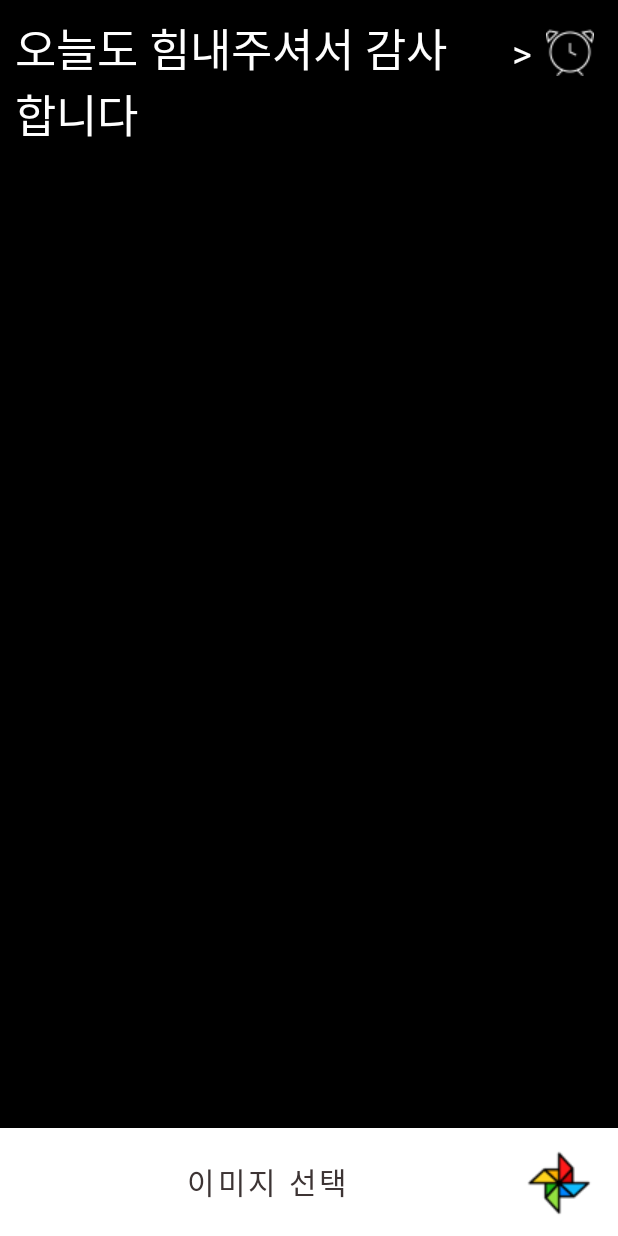
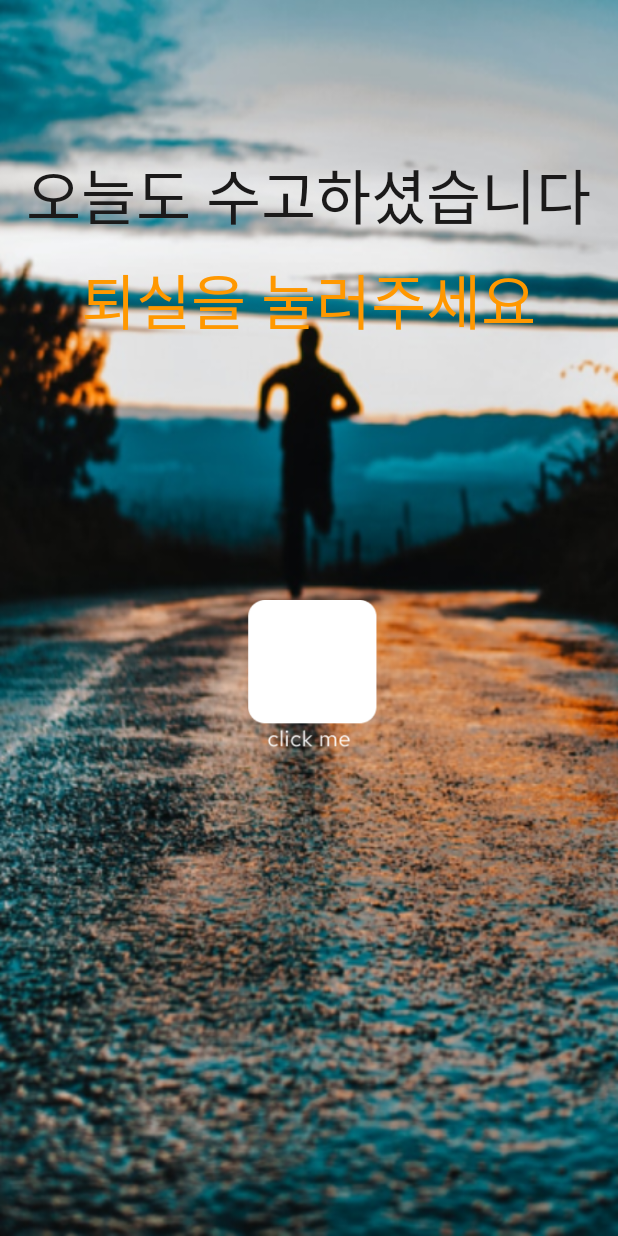
Before and after one commit to Jamong435/LifeNack, an Android app: the AlarmTimeViewActivity screen opened directly, with no data from a screen before it, on a phone screen of 412 x 824 dp. Run offline under Robolectric (Android 15) with nearby library versions, the phone set to English and light mode, and no system bars.

```diff
--- a/app/src/main/res/layout/activity_alarm_time_view.xml
+++ b/app/src/main/res/layout/activity_alarm_time_view.xml
@@ -1,70 +1,41 @@
 <?xml version="1.0" encoding="utf-8"?>
-<androidx.appcompat.widget.LinearLayoutCompat xmlns:android="http://schemas.android.com/apk/res/android"
+<RelativeLayout xmlns:android="http://schemas.android.com/apk/res/android"
     xmlns:app="http://schemas.android.com/apk/res-auto"
     xmlns:tools="http://schemas.android.com/tools"
-    android:layout_width="fill_parent"
-    android:layout_height="fill_parent"
+    android:layout_width="match_parent"
+    android:layout_height="match_parent"
     tools:context=".AlarmTimeViewActivity"
-    android:orientation="vertical"
-    android:background="@color/black">
+    android:background="@drawable/back1">
 
-<LinearLayout
-    android:layout_width="fill_parent"
-    android:layout_height="0dp"
-    android:orientation="horizontal"
-    android:layout_weight="1.5">
+
     <TextView
-        android:id="@+id/text"
+        android:id="@+id/aa"
         android:layout_width="wrap_content"
         android:layout_height="wrap_content"
-        android:layout_weight="1"
-        android:fontFamily="@font/bingle"
-        android:paddingLeft="10dp"
-        android:paddingTop="10dp"
-        android:textColor="@color/white"
-        android:text="오늘도 힘내주셔서 감사합니다"
-        android:textSize="30dp"
-        />
-    <Button
-        android:text=">"
-        android:textSize="25dp"
-        android:textColor="@color/white"
-        android:backgroundTint="#00ff0000"
-        android:drawableRight="@drawable/time"
-        android:drawableTint="@color/white"
-        android:fontFamily="@font/bingle"
+        android:layout_centerHorizontal="true"
+        android:layout_marginTop="100dp"
+        android:textColor="#1B1A1A"
+        android:textSize="40dp"
+        android:text="오늘도 수고하셨습니다"
+        android:fontFamily="@font/bingle"/>
+    <TextView
         android:layout_width="wrap_content"
         android:layout_height="wrap_content"
-        android:onClick="clickbtn"/>
-</LinearLayout>
+        android:text="퇴실을 눌러주세요"
+        android:textSize="40dp"
+        android:layout_marginTop="10dp"
+        android:textColor="#FF9800"
+        android:fontFamily="@font/bingle"
+        android:layout_below="@+id/aa"
+        android:layout_centerHorizontal="true"/>
 
-
-    <ImageView
-        android:id="@+id/imageView"
-        android:layout_width="fill_parent"
-        android:layout_height="0dp"
-        android:layout_weight="9"
-
+    <Button
+        android:layout_marginTop="400dp"
+        android:layout_centerHorizontal="true"
+        android:id="@+id/clickbtn"
+        android:layout_width="100dp"
+        android:layout_height="100dp"
+        android:background="@drawable/image3"
+        android:onClick="clickbtninstart"
         />
-    <Button
-        android:id="@+id/button"
-        android:layout_width="fill_parent"
-        android:layout_height="0dp"
-        android:layout_weight="1"
-        android:background="#ffffff"
-        android:onClick="bt1"
-        android:fontFamily="@font/bingle"
-        android:text="이미지 선택"
-        android:backgroundTint="#fffff0"
-        android:textSize="20dp"
-        android:drawableRight="@drawable/image"
-        android:textColor="#3d3434"
-        android:layout_above="@id/imageView"
-        android:layout_alignParentBottom="true"
-        />
-
-
-
-
-
-</androidx.appcompat.widget.LinearLayoutCompat>
+</RelativeLayout>
```
Also changed, not shown: app/src/main/java/com/lifeapp/lifenack/AlarmTimeViewActivity.java (+6 -84 lines), app/src/main/res/drawable-v24/back1.png (added), app/src/main/res/drawable-v24/image3.png (added), 1 other file.
